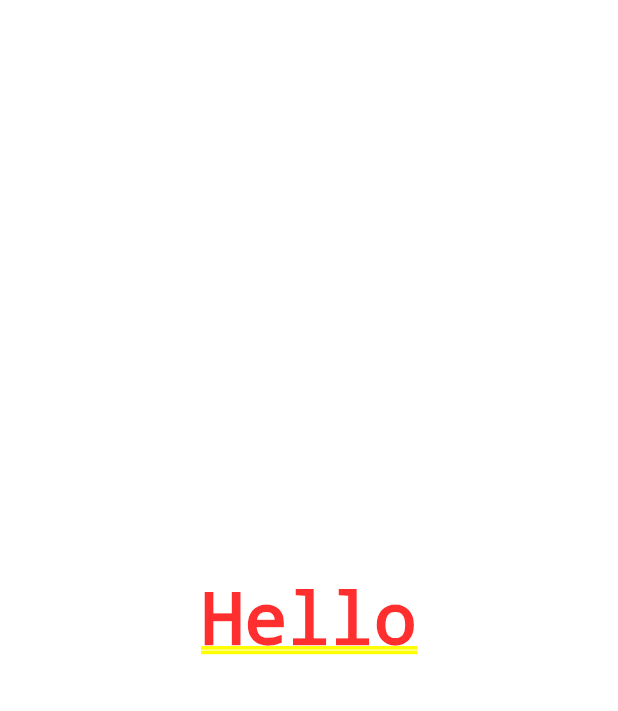
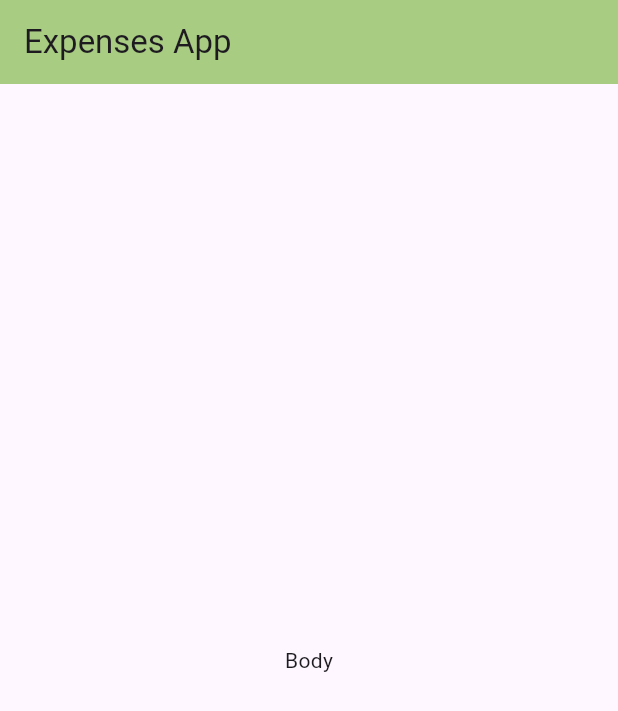
Before and after one commit to gusazevedo/Expenses-app, a Flutter app: the screen it shows after launch, on a phone screen of 412 x 824 dp. Shown: the top 711 px of the screen. Run offline on Flutter 3.47's test engine with Material 3 defaults, Android fonts, the phone set to English and light mode, and no system bars.

```diff
--- a/lib/main.dart
+++ b/lib/main.dart
@@ -21,8 +21,24 @@ class HomePage extends StatelessWidget {
 
   @override
   Widget build(BuildContext context) {
-    return const Center(
-      child: Text('Hello'),
+    return Scaffold(
+      appBar: AppBar(
+        title: const Text('Expenses App'),
+        elevation: 2,
+        backgroundColor: Colors.lightGreen[300]
+      ),
+      body: const AppBody(),
     );
   }
 }
+
+class AppBody extends StatelessWidget {
+  const AppBody({super.key});
+
+  @override
+  Widget build(BuildContext context) {
+    return const Center(
+      child: Text('Body'),
+    );
+  }
+}
```
